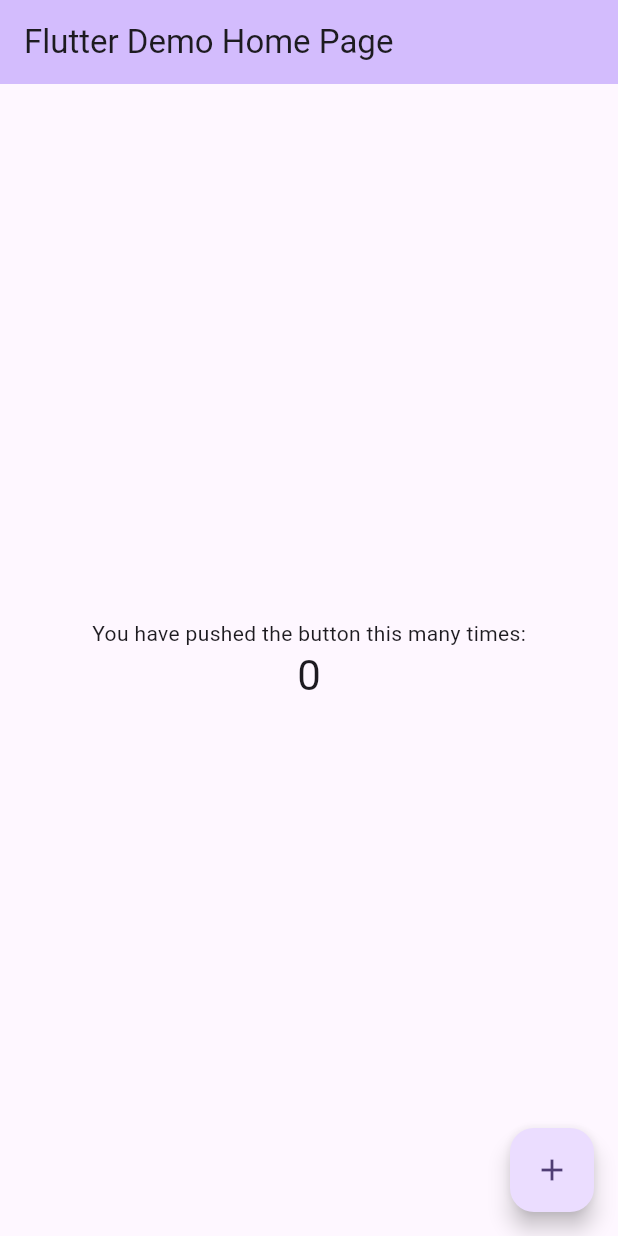
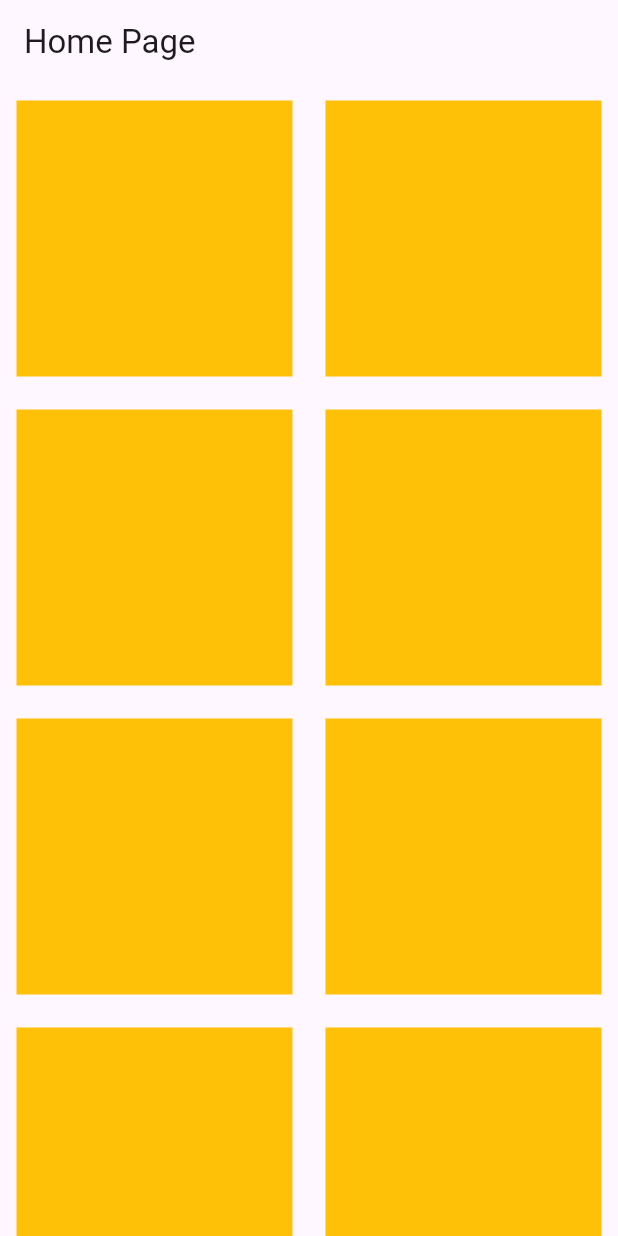
Before and after one commit to devendra257/git_hub, a Flutter app: the screen it shows after launch, on a phone screen of 412 x 824 dp. Run offline on Flutter 3.47's test engine with Material 3 defaults, Android fonts, the phone set to English and light mode, and no system bars.

Commit message:
added List

```diff
--- a/lib/main.dart
+++ b/lib/main.dart
@@ -1,4 +1,5 @@
 import 'package:flutter/material.dart';
+import 'package:git_hub/pages/home_page.dart';
 
 void main() {
   runApp(const MyApp());
@@ -13,113 +14,10 @@ class MyApp extends StatelessWidget {
     return MaterialApp(
       title: 'Flutter Demo',
       theme: ThemeData(
-        // This is the theme of your application.
-        //
-        // TRY THIS: Try running your application with "flutter run". You'll see
-        // the application has a purple toolbar. Then, without quitting the app,
-        // try changing the seedColor in the colorScheme below to Colors.green
-        // and then invoke "hot reload" (save your changes or press the "hot
-        // reload" button in a Flutter-supported IDE, or press "r" if you used
-        // the command line to start the app).
-        //
-        // Notice that the counter didn't reset back to zero; the application
-        // state is not lost during the reload. To reset the state, use hot
-        // restart instead.
-        //
-        // This works for code too, not just values: Most code changes can be
-        // tested with just a hot reload.
         colorScheme: ColorScheme.fromSeed(seedColor: Colors.deepPurple),
         useMaterial3: true,
       ),
-      home: const MyHomePage(title: 'Flutter Demo Home Page'),
+      home: HomePage(),
     );
   }
 }
-
-class MyHomePage extends StatefulWidget {
-  const MyHomePage({super.key, required this.title});
-
-  // This widget is the home page of your application. It is stateful, meaning
-  // that it has a State object (defined below) that contains fields that affect
-  // how it looks.
-
-  // This class is the configuration for the state. It holds the values (in this
-  // case the title) provided by the parent (in this case the App widget) and
-  // used by the build method of the State. Fields in a Widget subclass are
-  // always marked "final".
-
-  final String title;
-
-  @override
-  State<MyHomePage> createState() => _MyHomePageState();
-}
-
-class _MyHomePageState extends State<MyHomePage> {
-  int _counter = 0;
-
-  void _incrementCounter() {
-    setState(() {
-      // This call to setState tells the Flutter framework that something has
-      // changed in this State, which causes it to rerun the build method below
-      // so that the display can reflect the updated values. If we changed
-      // _counter without calling setState(), then the build method would not be
-      // called again, and so nothing would appear to happen.
-      _counter++;
-    });
-  }
-
-  @override
-  Widget build(BuildContext context) {
-    // This method is rerun every time setState is called, for instance as done
-    // by the _incrementCounter method above.
-    //
-    // The Flutter framework has been optimized to make rerunning build methods
-    // fast, so that you can just rebuild anything that needs updating rather
-    // than having to individually change instances of widgets.
-    return Scaffold(
-      appBar: AppBar(
-        // TRY THIS: Try changing the color here to a specific color (to
-        // Colors.amber, perhaps?) and trigger a hot reload to see the AppBar
-        // change color while the other colors stay the same.
-        backgroundColor: Theme.of(context).colorScheme.inversePrimary,
-        // Here we take the value from the MyHomePage object that was created by
-        // the App.build method, and use it to set our appbar title.
-        title: Text(widget.title),
-      ),
-      body: Center(
-        // Center is a layout widget. It takes a single child and positions it
-        // in the middle of the parent.
-        child: Column(
-          // Column is also a layout widget. It takes a list of children and
-          // arranges them vertically. By default, it sizes itself to fit its
-          // children horizontally, and tries to be as tall as its parent.
-          //
-          // Column has various properties to control how it sizes itself and
-          // how it positions its children. Here we use mainAxisAlignment to
-          // center the children vertically; the main axis here is the vertical
-          // axis because Columns are vertical (the cross axis would be
-          // horizontal).
-          //
-          // TRY THIS: Invoke "debug painting" (choose the "Toggle Debug Paint"
-          // action in the IDE, or press "p" in the console), to see the
-          // wireframe for each widget.
-          mainAxisAlignment: MainAxisAlignment.center,
-          children: <Widget>[
-            const Text(
-              'You have pushed the button this many times:',
-            ),
-            Text(
-              '$_counter',
-              style: Theme.of(context).textTheme.headlineMedium,
-            ),
-          ],
-        ),
-      ),
-      floatingActionButton: FloatingActionButton(
-        onPressed: _incrementCounter,
-        tooltip: 'Increment',
-        child: const Icon(Icons.add),
-      ), // This trailing comma makes auto-formatting nicer for build methods.
-    );
-  }
-}
--- /dev/null
+++ b/lib/pages/home_page.dart
@@ -0,0 +1,32 @@
+import 'package:flutter/material.dart';
+
+class HomePage extends StatefulWidget {
+  const HomePage({super.key});
+
+  @override
+  State<HomePage> createState() => _HomePageState();
+}
+
+class _HomePageState extends State<HomePage> {
+  @override
+  Widget build(BuildContext context) {
+    return Scaffold(
+      appBar: AppBar(
+        title: const Text('Home Page'),
+      ),
+      body: GridView.builder(
+        itemCount: 11,
+        gridDelegate:
+            const SliverGridDelegateWithFixedCrossAxisCount(crossAxisCount: 2),
+        itemBuilder: (context, index) {
+          return Container(
+            width: 100,
+            height: 100,
+            color: Colors.amber,
+            margin: const EdgeInsets.all(11),
+          );
+        },
+      ),
+    );
+  }
+}
```
